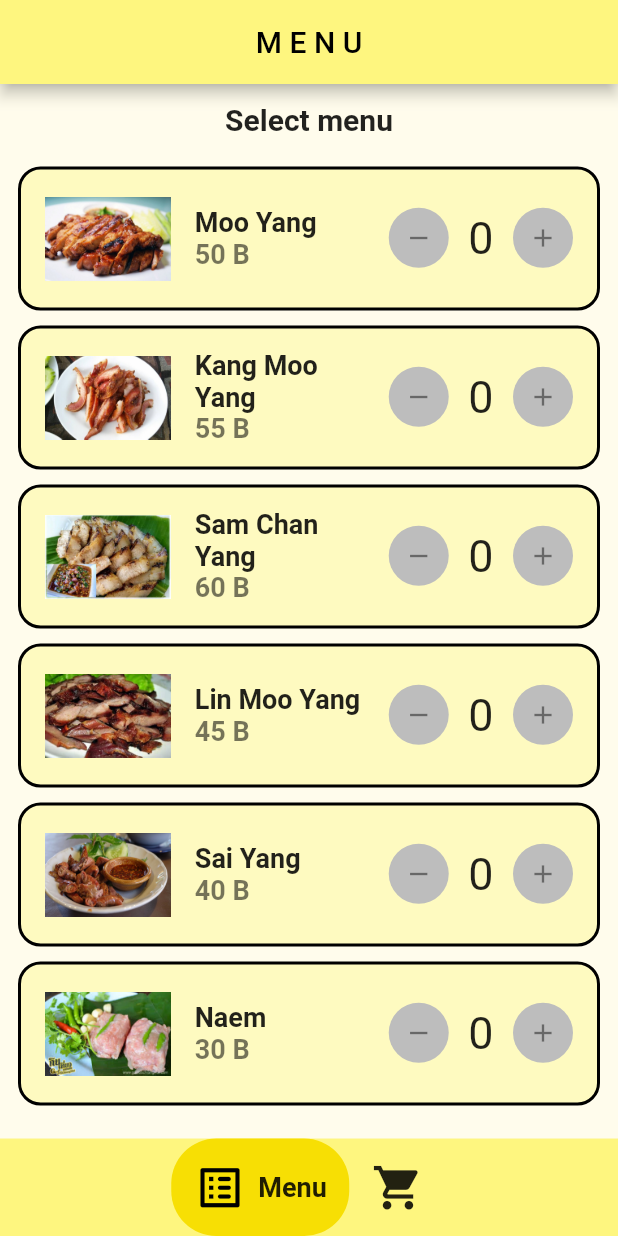
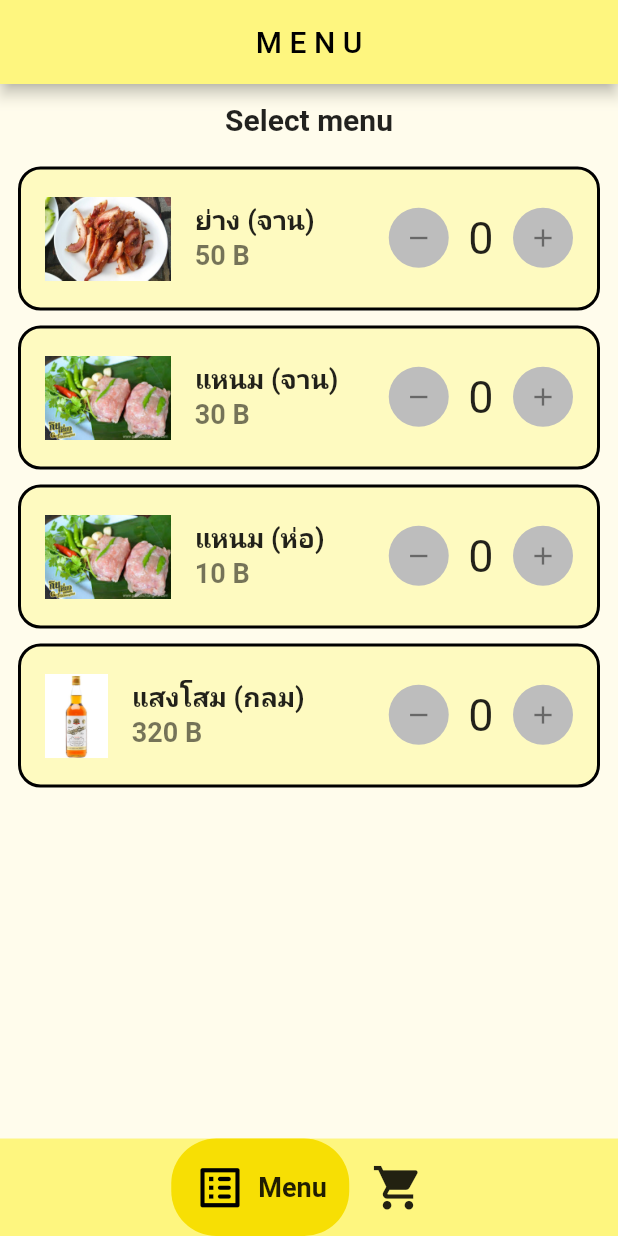
Before and after one commit to Thanapat23/lab4, a Flutter app: the screen it shows after launch, on a phone screen of 412 x 824 dp. Run offline on Flutter 3.47's test engine with Material 2 defaults, Android fonts, the phone set to English and light mode, and no system bars; drawn by our look-alikes of badges, google_nav_bar.

Commit message:
change image

```diff
--- a/lib/main.dart
+++ b/lib/main.dart
@@ -15,7 +15,7 @@ class MyApp extends StatelessWidget {
   Widget build(BuildContext context) {
     return ChangeNotifierProvider(
       create: (context) => FoodShop(),
-      builder: (context,child) => const MaterialApp(
+      builder: (context, child) => const MaterialApp(
         debugShowCheckedModeBanner: false,
         home: IntroPage(),
       ),
--- a/lib/models/food_shop.dart
+++ b/lib/models/food_shop.dart
@@ -4,13 +4,21 @@ import 'food.dart';
 
 class FoodShop extends ChangeNotifier {
   //food for sale list
-   List<Food> _shop = [
-    Food(name: 'Moo Yang', price: 50, imagePath: "asset/mooyang.jpg",quntity: 0),
-    Food(name: 'Kang Moo Yang', price: 55, imagePath: "asset/kangmoo.jpg",quntity: 0),
-    Food(name: 'Sam Chan Yang', price: 60, imagePath: "asset/samchan.jpg",quntity: 0),
-    Food(name: 'Lin Moo Yang', price: 45, imagePath: "asset/linmoo.jpg",quntity: 0),
-    Food(name: 'Sai Yang', price: 40, imagePath: "asset/saiyang.jpg",quntity: 0),
-    Food(name: 'Naem', price: 30, imagePath: "asset/naem.jpg",quntity: 0),
+  List<Food> _shop = [
+    Food(
+        name: 'ย่าง (จาน)',
+        price: 50,
+        imagePath: "asset/kangmoo.jpg",
+        quntity: 0),
+    Food(
+        name: 'แหนม (จาน)', price: 30, imagePath: "asset/naem.jpg", quntity: 0),
+    Food(
+        name: 'แหนม (ห่อ)', price: 10, imagePath: "asset/naem.jpg", quntity: 0),
+    Food(
+        name: 'แสงโสม (กลม)',
+        price: 320,
+        imagePath: "asset/sangsomk.jpeg",
+        quntity: 0),
   ];
   //user cart
   List<Food> _userCart = [];
@@ -21,7 +29,6 @@ class FoodShop extends ChangeNotifier {
   //get quntity
   //add item cart
   void addItemToCart(Food food, int quntity) {
-
     _userCart.add(food);
 
     notifyListeners();
@@ -33,16 +40,36 @@ class FoodShop extends ChangeNotifier {
     notifyListeners();
   }
 
-  void removeAll(){
+  void removeAll() {
     _userCart = [];
     _shop = [
-    Food(name: 'Moo Yang', price: 50, imagePath: "asset/mooyang.jpg",quntity: 0),
-    Food(name: 'Kang Moo Yang', price: 55, imagePath: "asset/kangmoo.jpg",quntity: 0),
-    Food(name: 'Sam Chan Yang', price: 60, imagePath: "asset/samchan.jpg",quntity: 0),
-    Food(name: 'Lin Moo Yang', price: 45, imagePath: "asset/linmoo.jpg",quntity: 0),
-    Food(name: 'Sai Yang', price: 40, imagePath: "asset/saiyang.jpg",quntity: 0),
-    Food(name: 'Naem', price: 30, imagePath: "asset/naem.jpg",quntity: 0),
-  ];
+      Food(
+          name: 'Moo Yang',
+          price: 50,
+          imagePath: "asset/mooyang.jpg",
+          quntity: 0),
+      Food(
+          name: 'Kang Moo Yang',
+          price: 55,
+          imagePath: "asset/kangmoo.jpg",
+          quntity: 0),
+      Food(
+          name: 'Sam Chan Yang',
+          price: 60,
+          imagePath: "asset/samchan.jpg",
+          quntity: 0),
+      Food(
+          name: 'Lin Moo Yang',
+          price: 45,
+          imagePath: "asset/linmoo.jpg",
+          quntity: 0),
+      Food(
+          name: 'Sai Yang',
+          price: 40,
+          imagePath: "asset/saiyang.jpg",
+          quntity: 0),
+      Food(name: 'Naem', price: 30, imagePath: "asset/naem.jpg", quntity: 0),
+    ];
     notifyListeners();
   }
 }
```
Also changed, not shown: pubspec.yaml (+8 -1 lines), asset/chang.jpeg (added), asset/fanta.jpeg (added), asset/hongtongb.jpeg (added), asset/hongtongk.jpeg (added), asset/ice.jpg (added), asset/leo.jpeg (added), asset/linmoo.jpg (deleted), asset/mooyang.jpg (deleted), asset/saiyang.jpg (deleted), asset/samchan.jpg (deleted), asset/sangsomb.jpeg (added), asset/sangsomk.jpeg (added), asset/singha.jpeg (added), 3 more files, 6 other files.
